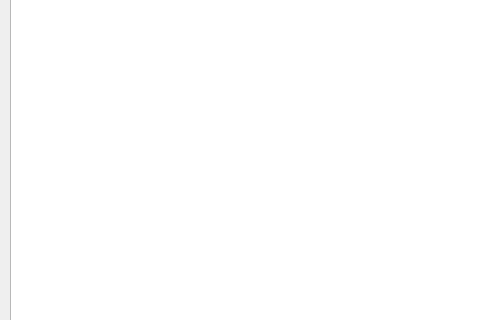
ghgv/pickandplace, file mainwindow.ui: the form before one commit; both pictures show x 0 to 480 and y 102 to 422 of the 943 by 755 pixel window.
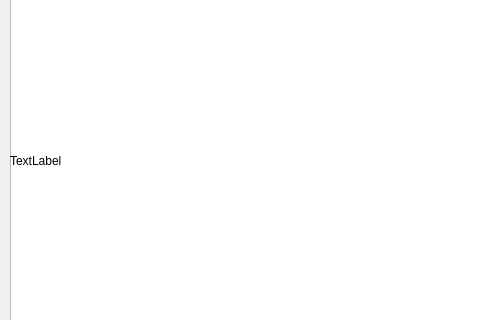
The form after the commit.

Commit message: ´camera using label

```diff
--- a/mainwindow.ui
+++ b/mainwindow.ui
@@ -502,6 +502,19 @@
      <string>Place</string>
     </property>
    </widget>
+   <widget class="QLabel" name="pic">
+    <property name="geometry">
+     <rect>
+      <x>10</x>
+      <y>0</y>
+      <width>641</width>
+      <height>491</height>
+     </rect>
+    </property>
+    <property name="text">
+     <string>TextLabel</string>
+    </property>
+   </widget>
    <zorder>scroll</zorder>
    <zorder>Yplus</zorder>
    <zorder>Xright</zorder>
@@ -537,6 +550,7 @@
    <zorder>Goto</zorder>
    <zorder>Pick</zorder>
    <zorder>Place</zorder>
+   <zorder>pic</zorder>
   </widget>
   <widget class="QMenuBar" name="menuBar">
    <property name="geometry">
```
The commit also changes 2 other files.
